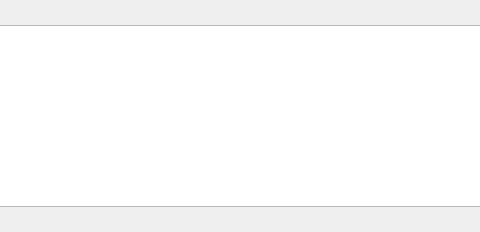
First picture: the form in engine/core/render/base/editor/pipeline/RenderPipelinePanel.ui, repository timi-liuliang/echo, before the edit; both pictures show x 148 to 628 and y 0 to 232 of the 775 by 232 pixel window.
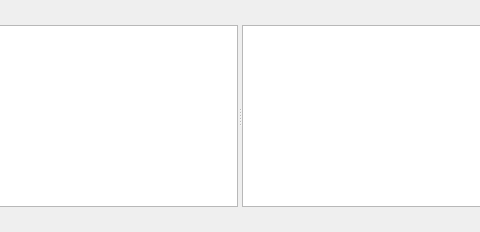
Second picture: the form after the edit.

Commit message: Show framebuffer' attachment in pipeline panel #941

What changed in the file:
```diff
--- a/engine/core/render/base/editor/pipeline/RenderPipelinePanel.ui
+++ b/engine/core/render/base/editor/pipeline/RenderPipelinePanel.ui
@@ -124,6 +124,7 @@
         <enum>Qt::ScrollBarAsNeeded</enum>
        </property>
       </widget>
+      <widget class="QGraphicsView" name="m_graphicsViewFrameBuffer"/>
      </widget>
     </item>
     <item>
```
The commit also changes 6 other files.
